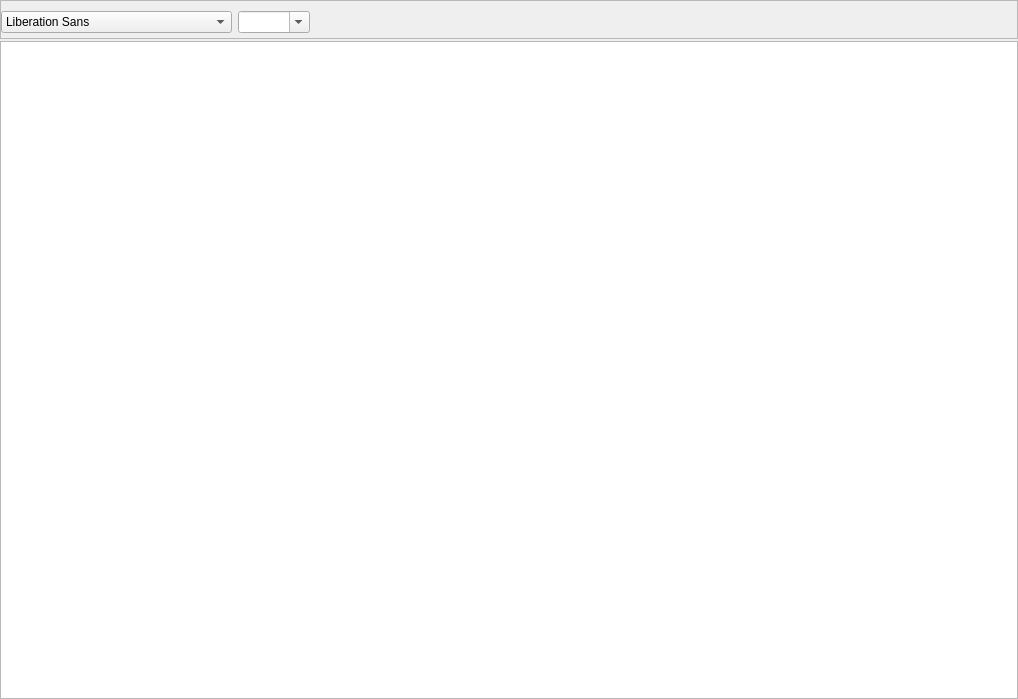
Above: Beeftext/Combo/ComboEditor.ui from xmichelo/Beeftext before the change. Below: the same form after it.
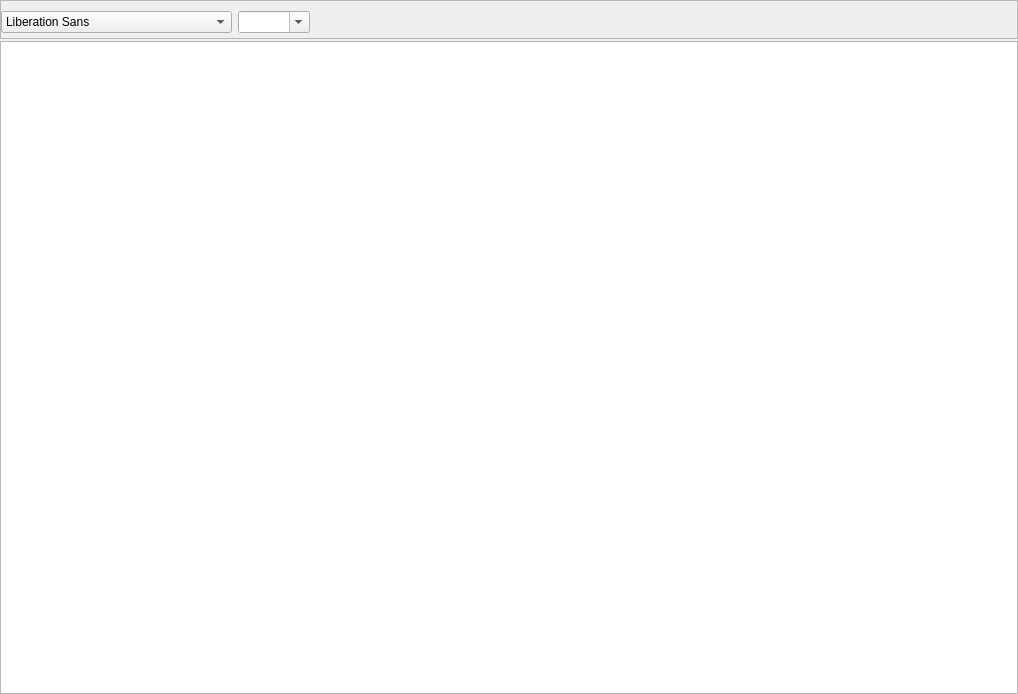
That is the form after the change. Icons and pictures are not drawn. Custom widgets are drawn as their Qt base class.

```diff
--- a/Beeftext/Combo/ComboEditor.ui
+++ b/Beeftext/Combo/ComboEditor.ui
@@ -7,7 +7,7 @@
     <x>0</x>
     <y>0</y>
     <width>1018</width>
-    <height>699</height>
+    <height>694</height>
    </rect>
   </property>
   <property name="windowTitle">
```
Left out of the diff: 16 changed lines with no effect on the pictures.
